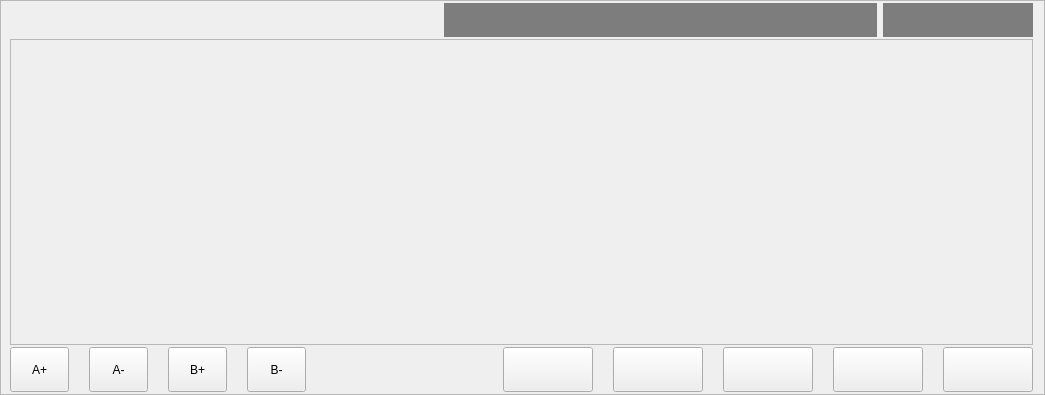
Qt form hcmanualoperation/ichcmanualoperationpageframe.ui (dongdong-2009/3-5AxisRobot) before a commit.
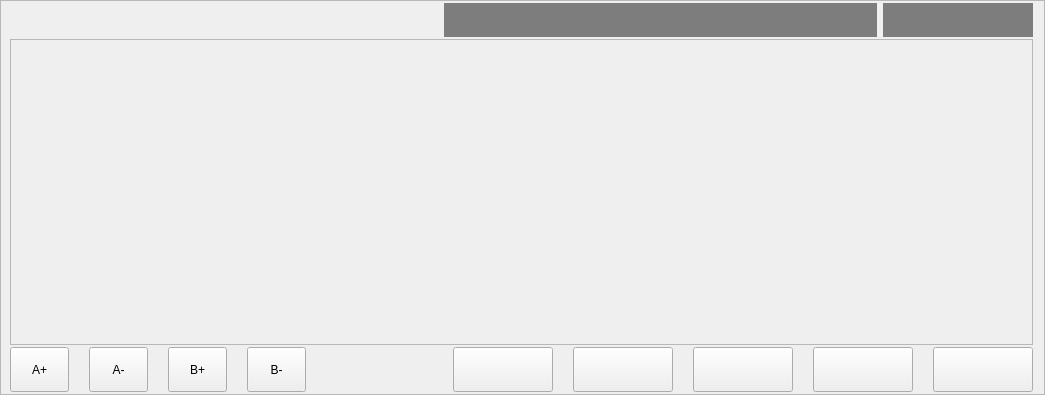
The same form after that commit.

Commit message: 1.翻译

What changed in the file:
```diff
--- a/hcmanualoperation/ichcmanualoperationpageframe.ui
+++ b/hcmanualoperation/ichcmanualoperationpageframe.ui
@@ -251,7 +251,7 @@
        </property>
        <property name="minimumSize">
         <size>
-         <width>90</width>
+         <width>100</width>
          <height>45</height>
         </size>
        </property>
@@ -300,7 +300,7 @@
        </property>
        <property name="minimumSize">
         <size>
-         <width>90</width>
+         <width>100</width>
          <height>45</height>
         </size>
        </property>
@@ -349,7 +349,7 @@
        </property>
        <property name="minimumSize">
         <size>
-         <width>90</width>
+         <width>100</width>
          <height>45</height>
         </size>
        </property>
@@ -395,7 +395,7 @@
        </property>
        <property name="minimumSize">
         <size>
-         <width>90</width>
+         <width>100</width>
          <height>45</height>
         </size>
        </property>
@@ -435,7 +435,7 @@
        </property>
        <property name="minimumSize">
         <size>
-         <width>90</width>
+         <width>100</width>
          <height>45</height>
         </size>
        </property>
```
The commit also changes 1 other file.
